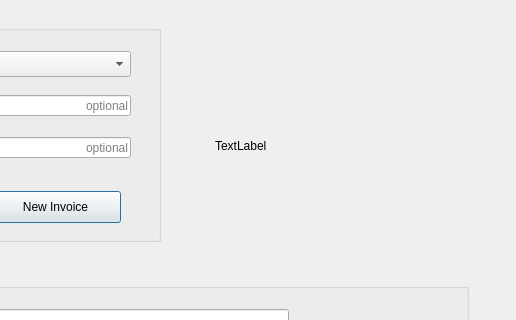
First picture: the form in src/requestpaymentdialog.ui, repository ciphrex/mSIGNA, before the edit; both pictures show x 205 to 721 and y 0 to 320 of the 721 by 507 pixel window.
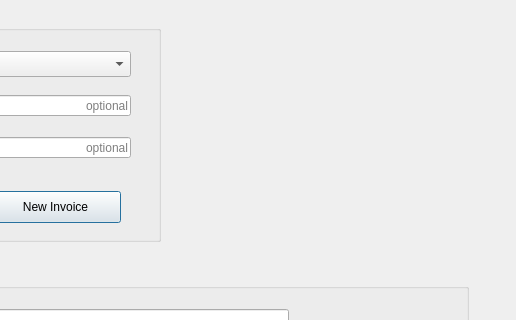
Second picture: the form after the edit.

```diff
--- a/src/requestpaymentdialog.ui
+++ b/src/requestpaymentdialog.ui
@@ -313,11 +313,11 @@
      <x>420</x>
      <y>30</y>
      <width>241</width>
-     <height>231</height>
+     <height>241</height>
     </rect>
    </property>
    <property name="text">
-    <string>TextLabel</string>
+    <string/>
    </property>
   </widget>
  </widget>
```
